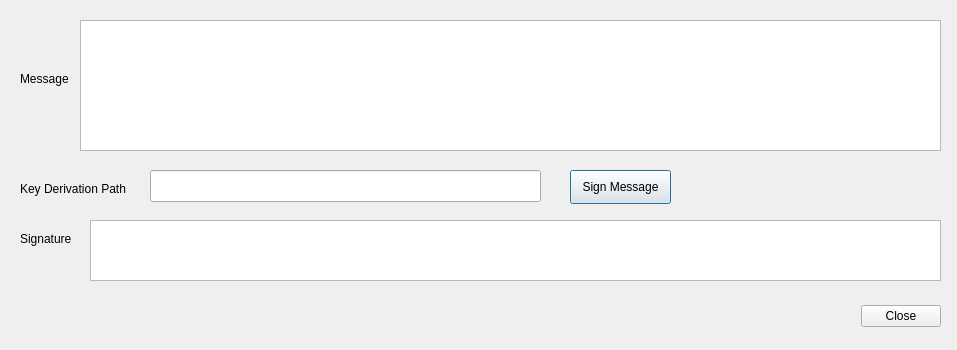
bitcoin-core/HWI, file hwilib/ui/signmessagedialog.ui: the form before one commit.
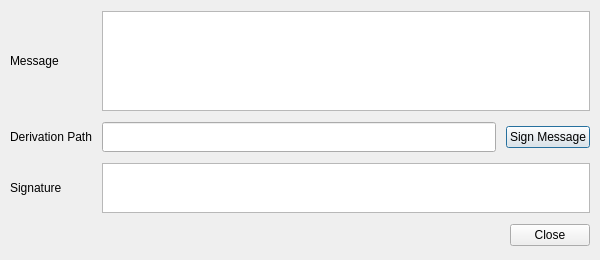
The form after the commit.

Patch:
```diff
--- a/hwilib/ui/signmessagedialog.ui
+++ b/hwilib/ui/signmessagedialog.ui
@@ -6,83 +6,82 @@
    <rect>
     <x>0</x>
     <y>0</y>
-    <width>957</width>
-    <height>350</height>
+    <width>600</width>
+    <height>260</height>
    </rect>
   </property>
   <property name="windowTitle">
    <string>Dialog</string>
   </property>
-  <widget class="QDialogButtonBox" name="buttonBox">
-   <property name="geometry">
-    <rect>
-     <x>600</x>
-     <y>300</y>
-     <width>341</width>
-     <height>32</height>
-    </rect>
+  <layout class="QGridLayout" name="gridLayout">
+   <property name="leftMargin">
+    <number>10</number>
    </property>
-   <property name="orientation">
-    <enum>Qt::Horizontal</enum>
+   <property name="topMargin">
+    <number>10</number>
    </property>
-   <property name="standardButtons">
-    <set>QDialogButtonBox::Close</set>
+   <property name="rightMargin">
+    <number>10</number>
    </property>
-  </widget>
-  <widget class="QLabel" name="label">
-   <property name="geometry">
-    <rect>
-     <x>20</x>
-     <y>70</y>
-     <width>61</width>
-     <height>18</height>
-    </rect>
+   <property name="bottomMargin">
+    <number>10</number>
    </property>
-   <property name="text">
-    <string>Message</string>
+   <property name="spacing">
+    <number>10</number>
    </property>
-  </widget>
+   <item row="0" column="1" colspan="2">
   <widget class="QPlainTextEdit" name="msg_textedit">
-   <property name="geometry">
-    <rect>
-     <x>80</x>
-     <y>20</y>
-     <width>861</width>
-     <height>131</height>
-    </rect>
-   </property>
-  </widget>
-  <widget class="QLabel" name="label_2">
-   <property name="geometry">
-    <rect>
-     <x>20</x>
-     <y>180</y>
-     <width>121</width>
-     <height>18</height>
-    </rect>
-   </property>
-   <property name="text">
-    <string>Key Derivation Path</string>
-   </property>
-  </widget>
+     <property name="minimumSize">
+      <size>
+       <width>0</width>
+       <height>50</height>
+      </size>
+     </property>
+     <property name="maximumSize">
+      <size>
+       <width>16777215</width>
+       <height>100</height>
+      </size>
+     </property>
+    </widget>
+   </item>
+   <item row="1" column="1">
   <widget class="QLineEdit" name="path_lineedit">
-   <property name="geometry">
-    <rect>
-     <x>150</x>
-     <y>170</y>
-     <width>391</width>
-     <height>32</height>
-    </rect>
-   </property>
-  </widget>
+     <property name="minimumSize">
+      <size>
+       <width>300</width>
+       <height>30</height>
+      </size>
+     </property>
+     <property name="maximumSize">
+      <size>
+       <width>16777215</width>
+       <height>30</height>
+      </size>
+     </property>
+    </widget>
+   </item>
+   <item row="2" column="0">
+    <widget class="QLabel" name="label_3">
+     <property name="text">
+      <string>Signature</string>
+     </property>
+    </widget>
+   </item>
+   <item row="0" column="0">
+    <widget class="QLabel" name="label">
+     <property name="text">
+      <string>Message</string>
+     </property>
+    </widget>
+   </item>
+   <item row="1" column="2">
   <widget class="QPushButton" name="signmsg_button">
-   <property name="geometry">
-    <rect>
-     <x>570</x>
-     <y>170</y>
-     <width>101</width>
-     <height>34</height>
-    </rect>
+     <property name="maximumSize">
+      <size>
+       <width>150</width>
+       <height>16777215</height>
+      </size>
    </property>
    <property name="text">
     <string>Sign Message</string>
@@ -94,32 +93,56 @@
     <bool>true</bool>
    </property>
   </widget>
-  <widget class="QLabel" name="label_3">
-   <property name="geometry">
-    <rect>
-     <x>20</x>
-     <y>230</y>
-     <width>71</width>
-     <height>18</height>
-    </rect>
-   </property>
-   <property name="text">
-    <string>Signature</string>
-   </property>
-  </widget>
+   </item>
+   <item row="2" column="1" colspan="2">
   <widget class="QPlainTextEdit" name="sig_textedit">
-   <property name="geometry">
-    <rect>
-     <x>90</x>
-     <y>220</y>
-     <width>851</width>
-     <height>61</height>
-    </rect>
+     <property name="minimumSize">
+      <size>
+       <width>0</width>
+       <height>30</height>
+      </size>
+     </property>
+     <property name="maximumSize">
+      <size>
+       <width>16777215</width>
+       <height>50</height>
+      </size>
    </property>
    <property name="textInteractionFlags">
     <set>Qt::TextSelectableByKeyboard|Qt::TextSelectableByMouse</set>
    </property>
   </widget>
+   </item>
+   <item row="1" column="0">
+    <widget class="QLabel" name="label_2">
+     <property name="text">
+      <string>Derivation Path</string>
+     </property>
+    </widget>
+   </item>
+   <item row="3" column="2" alignment="Qt::AlignRight">
+    <widget class="QDialogButtonBox" name="buttonBox">
+     <property name="minimumSize">
+      <size>
+       <width>80</width>
+       <height>0</height>
+      </size>
+     </property>
+     <property name="maximumSize">
+      <size>
+       <width>80</width>
+       <height>16777215</height>
+      </size>
+     </property>
+     <property name="orientation">
+      <enum>Qt::Horizontal</enum>
+     </property>
+     <property name="standardButtons">
+      <set>QDialogButtonBox::Close</set>
+     </property>
+    </widget>
+   </item>
+  </layout>
  </widget>
  <resources/>
  <connections>
```
Lines whose indentation alone changed are shown as unchanged.
